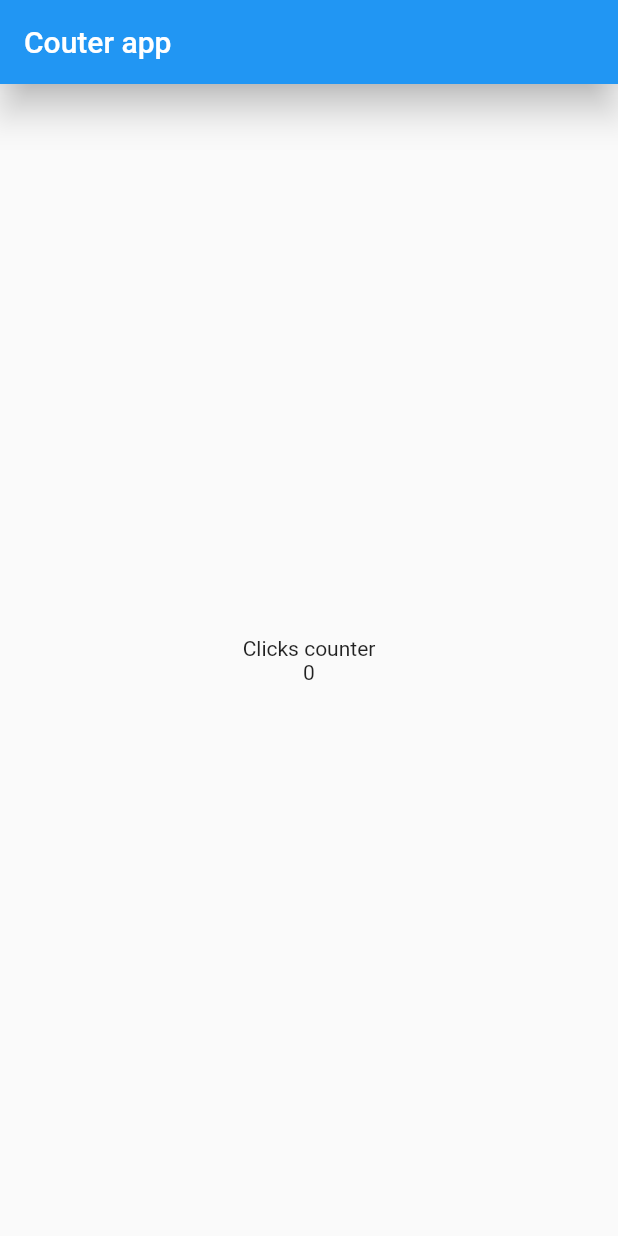
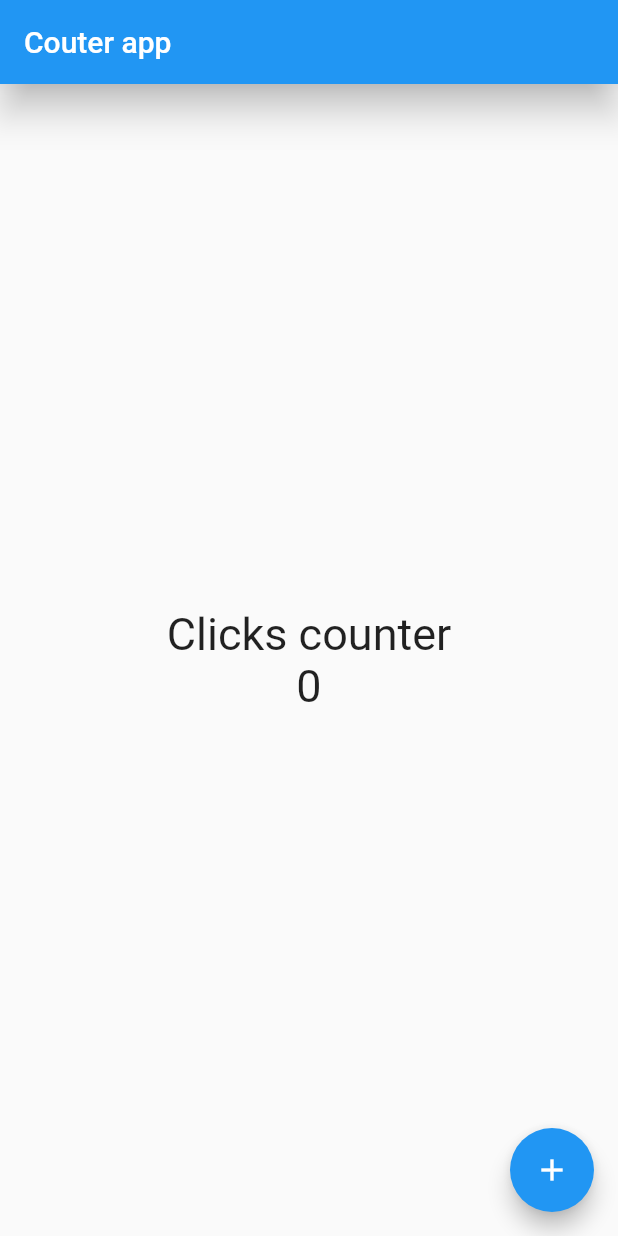
Before and after one commit to Djvash01/counter_app, a Flutter app: the screen it shows after launch, on a phone screen of 412 x 824 dp. Run offline on Flutter 3.47's test engine with Material 2 defaults, Android fonts, the phone set to English and light mode, and no system bars.

Commit message:
add floating action butons

```diff
--- a/lib/screens/home_screen.dart
+++ b/lib/screens/home_screen.dart
@@ -5,6 +5,9 @@ class HomeScreen extends StatelessWidget {
 
   @override
   Widget build(BuildContext context) {
+
+    const TextStyle fontSize30 = TextStyle(fontSize: 30);
+
     return Scaffold(
       appBar: AppBar(
         title: const Text('Couter app'),
@@ -13,12 +16,17 @@ class HomeScreen extends StatelessWidget {
       body: Center(
         child: Column(
           mainAxisAlignment: MainAxisAlignment.center,
-          children: const [
-            Text('Clicks counter'),
-            Text('0'),
+          children: const <Widget>[
+            Text('Clicks counter', style: fontSize30),
+            Text('0', style: fontSize30),
           ],
         ),
-      )
+      ),
+      floatingActionButton: FloatingActionButton(
+        child:const Icon(Icons.add),
+          onPressed: () {},
+
+        ),
     );
   }
 }
```
